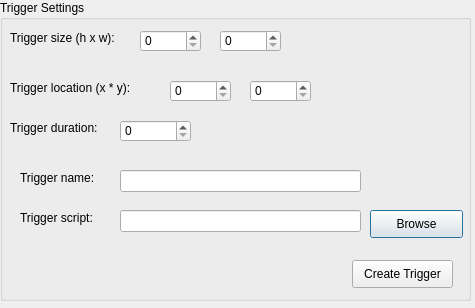
The window that Editor/Level_Designer/trigger_settings.ui (kiseitai3/Engine_Eureka) describes before a commit, drawn with Qt 5.
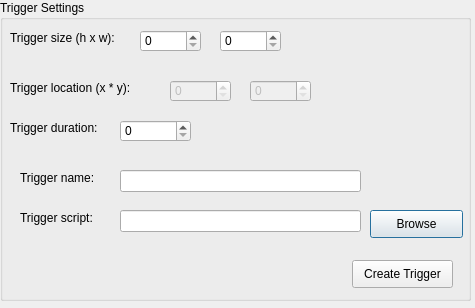
The same window after the commit.

The edit to the form file:
```diff
--- a/Editor/Level_Designer/trigger_settings.ui
+++ b/Editor/Level_Designer/trigger_settings.ui
@@ -78,6 +78,9 @@
     </property>
    </widget>
    <widget class="QSpinBox" name="sbX">
+    <property name="enabled">
+     <bool>false</bool>
+    </property>
     <property name="geometry">
      <rect>
       <x>170</x>
@@ -91,6 +94,9 @@
     </property>
    </widget>
    <widget class="QSpinBox" name="sbY">
+    <property name="enabled">
+     <bool>false</bool>
+    </property>
     <property name="geometry">
      <rect>
       <x>250</x>
```
